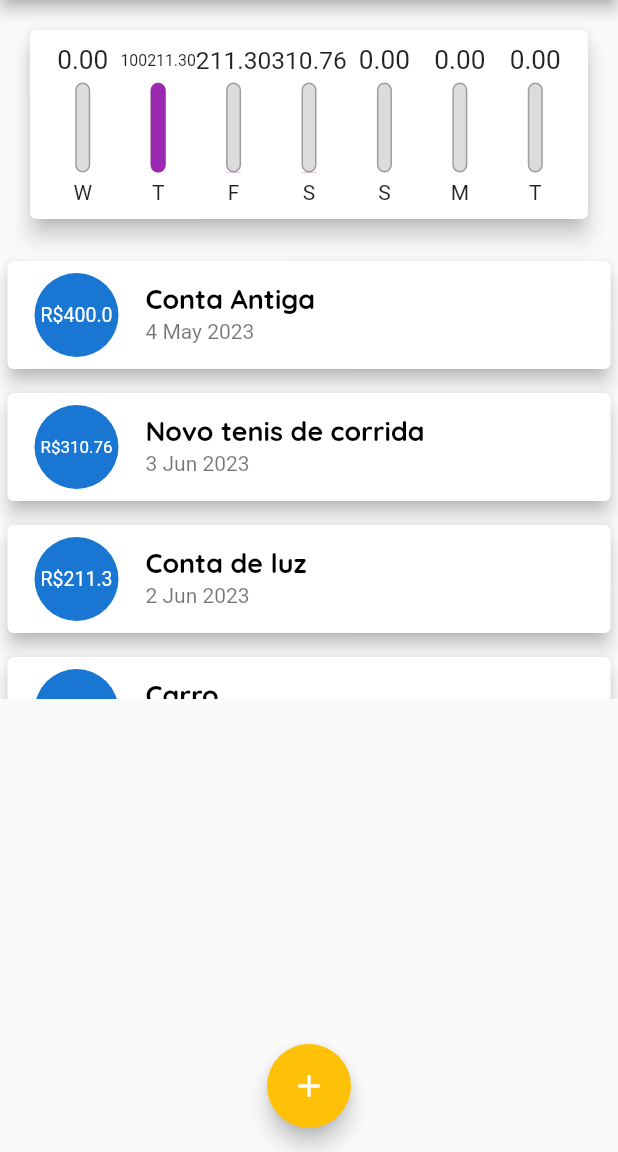
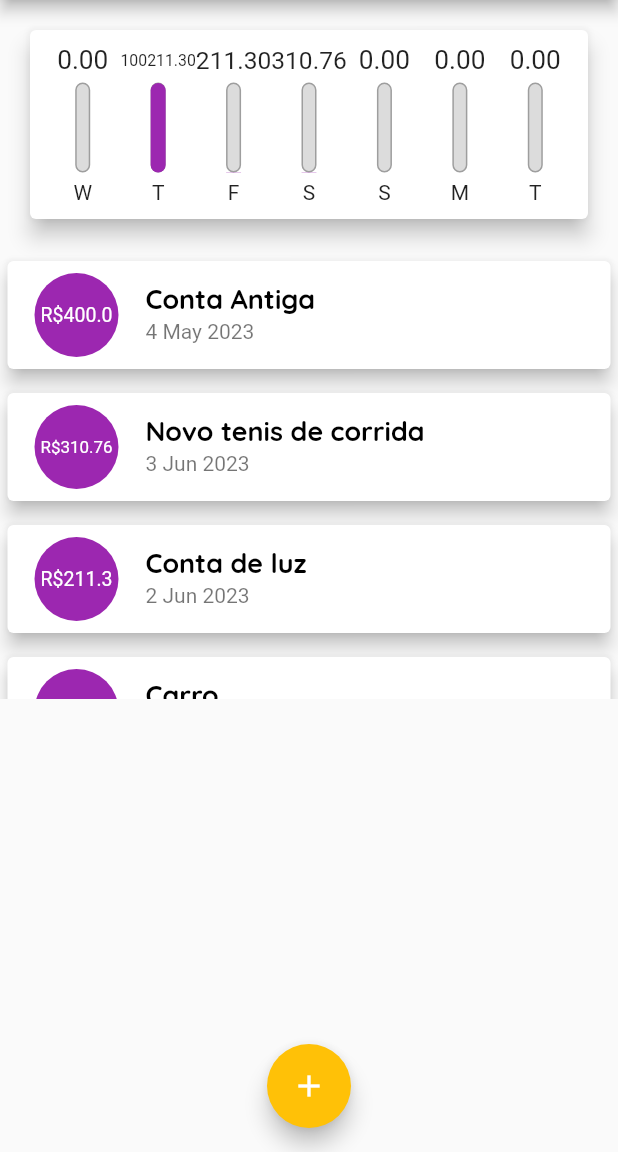
Before and after one commit to brandao-rafael/udemy-flutter, a Flutter app: the screen it shows after launch, on a phone screen of 412 x 824 dp, the part 84-1236 px from its top. Run offline on Flutter 3.47's test engine with Material 2 defaults, Android fonts, the phone set to English and light mode, and no system bars.

Commit message:
style: component CircleAvatar

```diff
--- a/sessao-4-contruindo-app-real/expenses/lib/components/transaction_list.dart
+++ b/sessao-4-contruindo-app-real/expenses/lib/components/transaction_list.dart
@@ -41,12 +41,16 @@ class TransactionList extends StatelessWidget {
                   ),
                   child: ListTile(
                     leading: CircleAvatar(
+                      backgroundColor: Theme.of(context).colorScheme.primary,
                       radius: 30,
                       child: Padding(
                         padding: const EdgeInsets.all(6.0),
                         child: FittedBox(
                             child: Text(
                           'R\$${tr.value}',
+                          style: const TextStyle(
+                            color: Colors.white
+                          ),
                         )),
                       ),
                     ),
```
